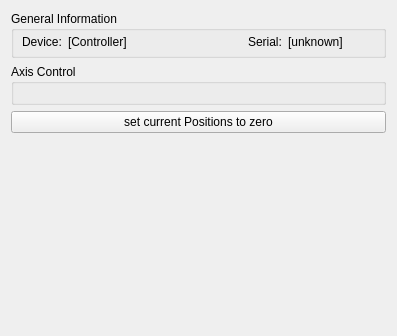
Qt form ThorlabsKCubeIM/dockWidgetThorlabsKCubeIM.ui (itom-project/plugins) before a commit.
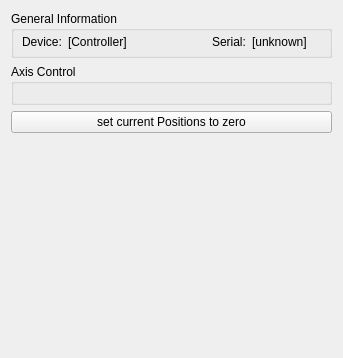
The same form after that commit. Custom widgets are drawn as their Qt base class.

What changed in the file:
```diff
--- a/ThorlabsKCubeIM/dockWidgetThorlabsKCubeIM.ui
+++ b/ThorlabsKCubeIM/dockWidgetThorlabsKCubeIM.ui
@@ -6,8 +6,8 @@
    <rect>
     <x>0</x>
     <y>0</y>
-    <width>397</width>
-    <height>336</height>
+    <width>343</width>
+    <height>358</height>
    </rect>
   </property>
   <property name="minimumSize">
```
